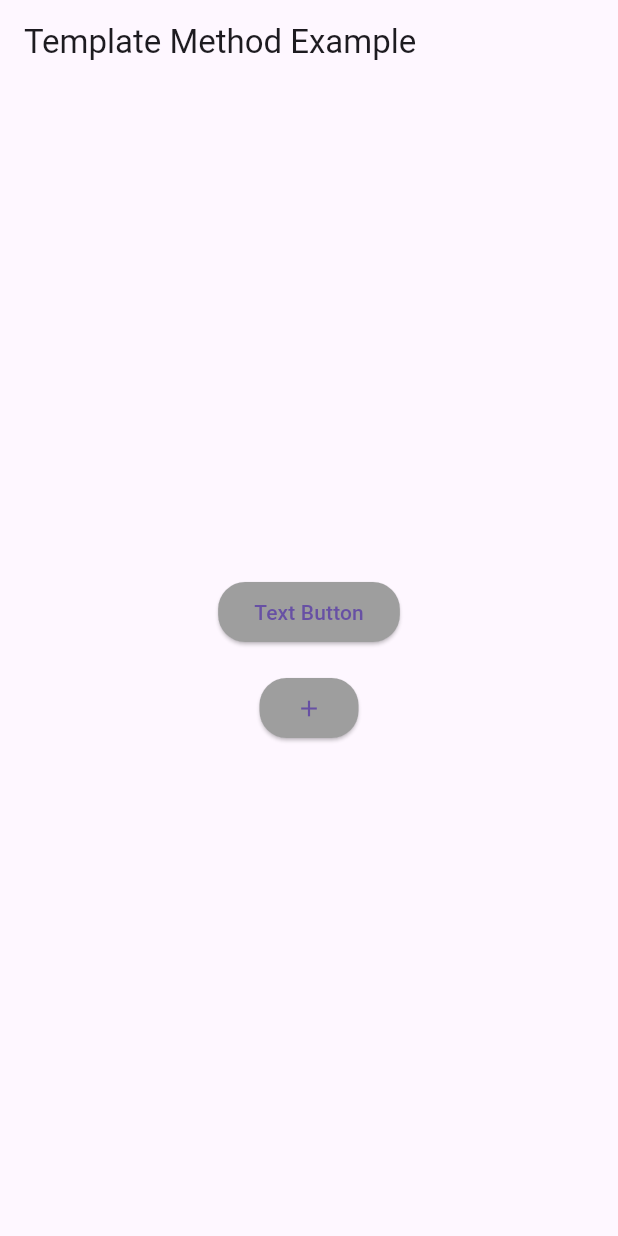
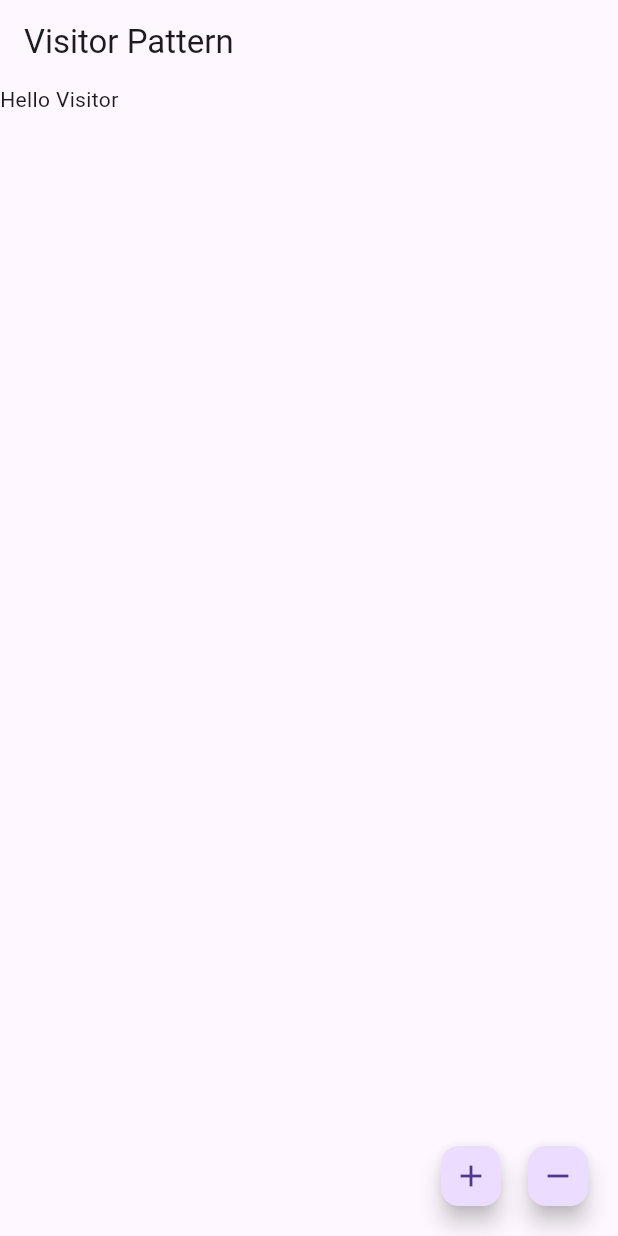
Before and after one commit to Deatsilence/flutter-design-patterns, a Flutter app: the screen it shows after launch, on a phone screen of 412 x 824 dp. Run offline on Flutter 3.47's test engine with Material 3 defaults, Android fonts, the light colour scheme and no system bars; our stand-ins replace dio, flutter_mobx, mobx; generated files the repository leaves out were written again.

Commit message:
Add Visitor pattern implementation

```diff
--- a/lib/main.dart
+++ b/lib/main.dart
@@ -14,6 +14,7 @@ import 'package:design_patterns/view/proxy_view.dart';
 import 'package:design_patterns/view/state_view.dart';
 import 'package:design_patterns/view/strategy_view.dart';
 import 'package:design_patterns/view/templete_method_view.dart';
+import 'package:design_patterns/view/visitor_view.dart';
 import 'package:flutter/material.dart';
 import 'package:provider/provider.dart';
 
@@ -34,7 +35,7 @@ class MyApp extends StatelessWidget {
     return const MaterialApp(
       debugShowCheckedModeBanner: false,
       title: 'Design Patterns',
-      home: TempleteMethodView(),
+      home: VisitorView(),
     );
   }
 }
--- /dev/null
+++ b/lib/patterns/visitor/concrete_elements.dart
@@ -0,0 +1,20 @@
+import 'package:design_patterns/patterns/visitor/element_interface.dart';
+import 'package:design_patterns/patterns/visitor/visitor_interface.dart';
+import 'package:flutter/material.dart';
+
+/// [VisitableText] is a concrete element that implements the [CustomWidget] interface.
+final class VisitableText extends StatelessWidget implements VisitableWidget {
+  final String text;
+
+  const VisitableText({super.key, required this.text});
+
+  @override
+  Widget build(BuildContext context) {
+    return Text(text);
+  }
+
+  @override
+  Widget accept(WidgetVisitor visitor) {
+    return visitor.visitText(this);
+  }
+}
--- /dev/null
+++ b/lib/patterns/visitor/concrete_visitor.dart
@@ -0,0 +1,19 @@
+// Somut bir Ziyaretçi
+import 'package:design_patterns/patterns/visitor/concrete_elements.dart';
+import 'package:design_patterns/patterns/visitor/visitor_interface.dart';
+import 'package:flutter/material.dart';
+
+/// [PaddingAdjuster] is a concrete visitor that implements the [WidgetVisitor] interface.
+final class PaddingAdjuster implements WidgetVisitor {
+  final double padding;
+
+  PaddingAdjuster({required this.padding});
+
+  @override
+  Widget visitText(VisitableText text) {
+    return Padding(
+      padding: EdgeInsets.all(padding),
+      child: text,
+    );
+  }
+}
--- /dev/null
+++ b/lib/patterns/visitor/element_interface.dart
@@ -0,0 +1,7 @@
+import 'package:design_patterns/patterns/visitor/visitor_interface.dart';
+import 'package:flutter/material.dart';
+
+/// [VisitableWidget] is the interface for the elements in the object structure.
+abstract class VisitableWidget {
+  Widget accept(WidgetVisitor visitor);
+}
--- /dev/null
+++ b/lib/patterns/visitor/visitor_interface.dart
@@ -0,0 +1,7 @@
+import 'package:design_patterns/patterns/visitor/concrete_elements.dart';
+import 'package:flutter/material.dart';
+
+/// [WidgetVisitor] is the interface for the visitor pattern.
+abstract class WidgetVisitor {
+  Widget visitText(VisitableText text);
+}
--- /dev/null
+++ b/lib/view/visitor_view.dart
@@ -0,0 +1,61 @@
+import 'package:design_patterns/patterns/visitor/concrete_elements.dart';
+import 'package:design_patterns/patterns/visitor/concrete_visitor.dart';
+import 'package:flutter/material.dart';
+
+/// [VisitorView] is a view that visitor design pattern is implemented.
+final class VisitorView extends StatefulWidget {
+  const VisitorView({super.key});
+
+  @override
+  State<VisitorView> createState() => _VisitorViewState();
+}
+
+class _VisitorViewState extends State<VisitorView> {
+  late double _currentPadding;
+
+  @override
+  void initState() {
+    _currentPadding = 0;
+    super.initState();
+  }
+
+  void increasePadding() {
+    setState(() {
+      _currentPadding += 10;
+    });
+  }
+
+  void decreasePadding() {
+    setState(() {
+      if (_currentPadding > 0) {
+        _currentPadding = _currentPadding - 10;
+      }
+    });
+  }
+
+  @override
+  Widget build(BuildContext context) {
+    final paddingAdjuster = PaddingAdjuster(padding: _currentPadding);
+
+    return Scaffold(
+      appBar: AppBar(title: const Text('Visitor Pattern')),
+      body: const VisitableText(text: 'Hello Visitor').accept(paddingAdjuster),
+      floatingActionButton: Row(
+        mainAxisAlignment: MainAxisAlignment.end,
+        children: [
+          FloatingActionButton(
+            onPressed: increasePadding,
+            mini: true,
+            child: const Icon(Icons.add),
+          ),
+          const SizedBox(width: 10),
+          FloatingActionButton(
+            onPressed: decreasePadding,
+            mini: true,
+            child: const Icon(Icons.remove),
+          ),
+        ],
+      ),
+    );
+  }
+}
```
Also changed, not shown: 1 other file.
